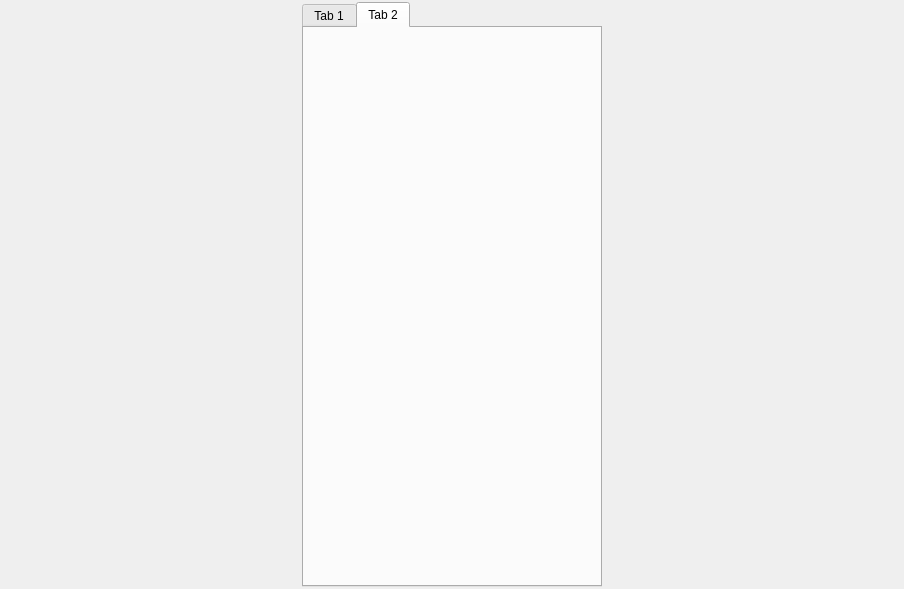
This is src/gui/GraphWindowTools/amultigraphdesigner.ui in andrmor/ANTS2 as Qt 5 draws it before an edit. The edited form follows.
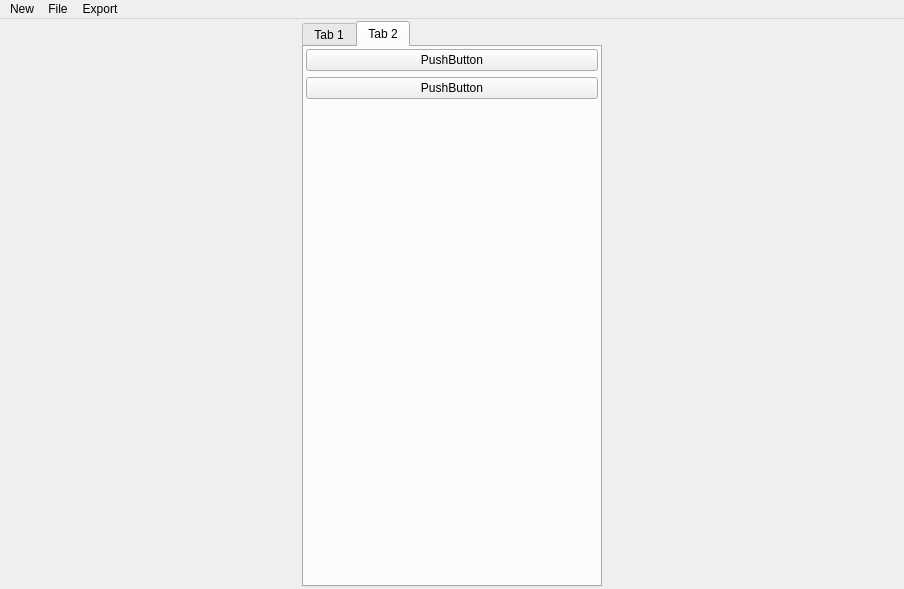
This is the edited form.

What changed in the file:
```diff
--- a/src/gui/GraphWindowTools/amultigraphdesigner.ui
+++ b/src/gui/GraphWindowTools/amultigraphdesigner.ui
@@ -93,6 +93,47 @@
        <attribute name="title">
         <string>Tab 2</string>
        </attribute>
+       <layout class="QVBoxLayout" name="lConfigurator">
+        <property name="leftMargin">
+         <number>2</number>
+        </property>
+        <property name="topMargin">
+         <number>2</number>
+        </property>
+        <property name="rightMargin">
+         <number>2</number>
+        </property>
+        <property name="bottomMargin">
+         <number>2</number>
+        </property>
+        <item>
+         <widget class="QPushButton" name="pushButton_2">
+          <property name="text">
+           <string>PushButton</string>
+          </property>
+         </widget>
+        </item>
+        <item>
+         <widget class="QPushButton" name="pushButton_4">
+          <property name="text">
+           <string>PushButton</string>
+          </property>
+         </widget>
+        </item>
+        <item>
+         <spacer name="verticalSpacer">
+          <property name="orientation">
+           <enum>Qt::Vertical</enum>
+          </property>
+          <property name="sizeHint" stdset="0">
+           <size>
+            <width>20</width>
+            <height>454</height>
+           </size>
+          </property>
+         </spacer>
+        </item>
+       </layout>
       </widget>
      </widget>
     </item>
@@ -107,6 +148,43 @@
      <height>25</height>
     </rect>
    </property>
+   <widget class="QMenu" name="menuNew">
+    <property name="title">
+     <string>New</string>
+    </property>
+    <widget class="QMenu" name="menuNew_design">
+     <property name="title">
+      <string>New design</string>
+     </property>
+     <addaction name="action1_x_2"/>
+     <addaction name="action2_x_1"/>
+     <addaction name="action2_x_2"/>
+     <addaction name="action3_x_1"/>
+     <addaction name="action3_x_2"/>
+     <addaction name="action3_x3"/>
+     <addaction name="actionCustom"/>
+    </widget>
+    <addaction name="menuNew_design"/>
+   </widget>
+   <widget class="QMenu" name="menuFile">
+    <property name="title">
+     <string>File</string>
+    </property>
+    <addaction name="actionSave"/>
+    <addaction name="actionLoad"/>
+   </widget>
+   <widget class="QMenu" name="menuExport">
+    <property name="title">
+     <string>Export</string>
+    </property>
+    <addaction name="actionAs_pdf"/>
+    <addaction name="actionAs_png"/>
+    <addaction name="actionAs_ps"/>
+    <addaction name="actionAs_eps"/>
+   </widget>
+   <addaction name="menuNew"/>
+   <addaction name="menuFile"/>
+   <addaction name="menuExport"/>
   </widget>
  </widget>
  <resources/>
```
Left out of the diff: 65 changed lines with no effect on the pictures.
